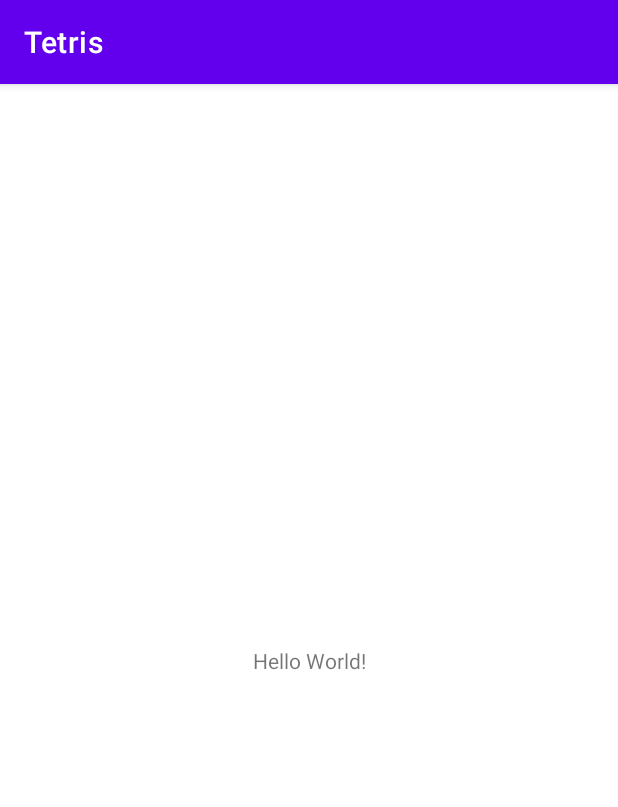
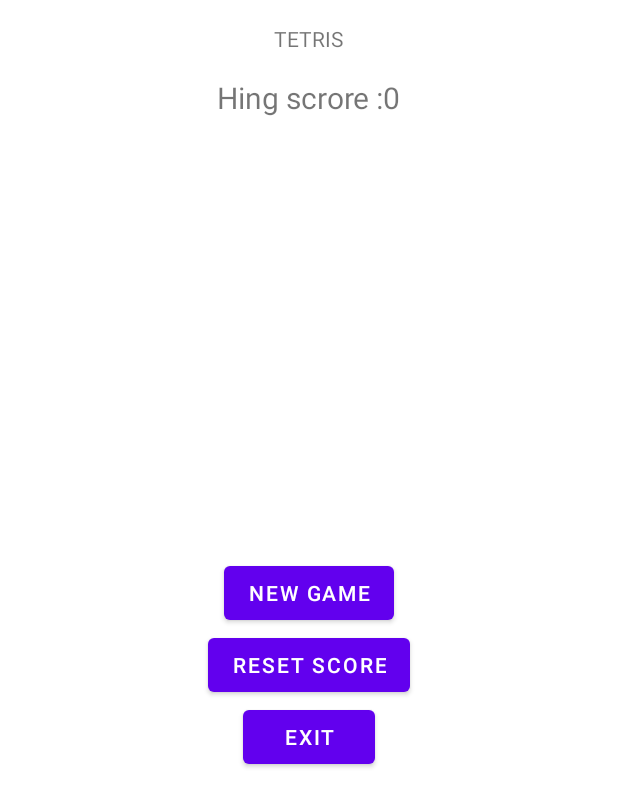
Before and after one commit to amelh029/tetr.kotln, an Android app: the screen it shows after launch (MainActivity), on a phone screen of 412 x 824 dp. Shown: the top 807 px of the screen. Run offline under Robolectric (Android 15) with nearby library versions, the phone set to English and light mode, and no system bars.

Commit message:
instal commit

```diff
--- a/app/src/main/java/com/example/tetris/MainActivity.kt
+++ b/app/src/main/java/com/example/tetris/MainActivity.kt
@@ -1,11 +1,41 @@
 package com.example.tetris
 
+import android.content.Intent
 import androidx.appcompat.app.AppCompatActivity
 import android.os.Bundle
+import android.view.View
+import android.widget.Button
+import android.widget.TextView
+import androidx.appcompat.app.ActionBar
+import com.example.tetris.storage.AppPreferences
 
 class MainActivity : AppCompatActivity() {
+
+    var tvHighScore: TextView? = null
+
+
     override fun onCreate(savedInstanceState: Bundle?) {
         super.onCreate(savedInstanceState)
         setContentView(R.layout.activity_main)
+        supportActionBar?.hide()
+        val btnNewGame = findViewById<Button>(R.id.btn_new_game)
+        val btnResetScore = findViewById<Button>(R.id.btn_reset_score)
+        val btnExit = findViewById<Button>(R.id.btn_exit)
+        tvHighScore = findViewById<TextView>(R.id.tv_hing_score)
+
+        btnNewGame.setOnClickListener(this::onBtnNewGameClick)
+
+    }
+    private fun onBtnNewGameClick(view: View) {
+        val intent = Intent(this, GameActivity::class.java)
+        startActivity(intent)
+    }
+    private fun onBtnResetScoreClick(view:View){
+        val preferences = AppPreferences(this)
+        preferences.clearHingScore()
+    }
+
+    private fun onBtnExitClick(view: View){
+        System.exit(0)
     }
 }
--- a/app/src/main/res/layout/activity_main.xml
+++ b/app/src/main/res/layout/activity_main.xml
@@ -1,18 +1,59 @@
 <?xml version="1.0" encoding="utf-8"?>
-<androidx.constraintlayout.widget.ConstraintLayout xmlns:android="http://schemas.android.com/apk/res/android"
+<androidx.constraintlayout.widget.ConstraintLayout
+    xmlns:android="http://schemas.android.com/apk/res/android"
     xmlns:app="http://schemas.android.com/apk/res-auto"
     xmlns:tools="http://schemas.android.com/tools"
     android:layout_width="match_parent"
     android:layout_height="match_parent"
     tools:context=".MainActivity">
 
-    <TextView
-        android:layout_width="wrap_content"
-        android:layout_height="wrap_content"
-        android:text="Hello World!"
-        app:layout_constraintBottom_toBottomOf="parent"
-        app:layout_constraintEnd_toEndOf="parent"
-        app:layout_constraintStart_toStartOf="parent"
-        app:layout_constraintTop_toTopOf="parent" />
+   <LinearLayout
+       android:layout_width="match_parent"
+       android:layout_height="match_parent"
+       app:layout_constraintBaseline_toBottomOf="parent"
+       app:layout_constraintLeft_toLeftOf="parent"
+       app:layout_constraintRight_toRightOf="parent"
+       app:layout_constraintTop_toTopOf="parent"
+       android:layout_marginVertical="16dp"
+
+       android:layout_marginTop="@dimen/layout_margin_top"
+       android:layout_marginBottom="@dimen/layout_margin_bottom"
+       android:orientation="vertical"
+       android:gravity="center">
+      <TextView
+          android:layout_width="wrap_content"
+          android:layout_height="wrap_content"
+          android:text="@string/tetris"/>
+      <TextView
+         android:id="@+id/tv_hing_score"
+         android:layout_width="wrap_content"
+         android:layout_height="wrap_content"
+         android:text="@string/hing_scrore_0"
+         android:textSize="20sp"
+         android:layout_marginTop="@dimen/layout_margin_top"/>
+      <LinearLayout
+         android:layout_width="match_parent"
+         android:layout_height="0dp"
+         android:layout_weight="1"
+         android:orientation="vertical"
+         android:gravity="center">
+         <Button
+            android:id="@+id/btn_new_game"
+            android:layout_width="wrap_content"
+            android:layout_height="wrap_content"
+            android:text="@string/new_game"/>
+         <Button
+            android:id="@+id/btn_reset_score"
+            android:layout_width="wrap_content"
+            android:layout_height="wrap_content"
+            android:text="@string/reset_score"/>
+         <Button
+            android:id="@+id/btn_exit"
+            android:layout_width="wrap_content"
+            android:layout_height="wrap_content"
+            android:text="@string/exit"/>
+
+      </LinearLayout>
+   </LinearLayout>
 
 </androidx.constraintlayout.widget.ConstraintLayout>
--- /dev/null
+++ b/app/src/main/res/values/dimens.xml
@@ -0,0 +1,9 @@
+<?xml version="1.0" encoding="utf-8"?>
+<resources>
+    <dimen name="layout_margin_top">16dp</dimen>
+    <dimen name="layout_margin_bottom">16dp</dimen>
+    <dimen name="layout_margin_start">16dp</dimen>
+    <dimen name="layout_margin_end">16dp</dimen>
+    <dimen name="layout_margin_vertical">16dp</dimen>
+
+</resources>
--- a/app/src/main/res/values/strings.xml
+++ b/app/src/main/res/values/strings.xml
@@ -1,3 +1,9 @@
 <resources>
     <string name="app_name">Tetris</string>
+    <string name="tetris">TETRIS</string>
+    <string name="hing_scrore_0">Hing scrore :0</string>
+    <string name="new_game">New game</string>
+    <string name="reset_score">Reset score</string>
+    <string name="exit">exit</string>
+
 </resources>
```
Also changed, not shown: app/src/main/AndroidManifest.xml (+7 -0 lines), app/src/main/java/com/example/tetris/GameActivity.kt (added, +11 -0 lines), app/src/main/java/com/example/tetris/storage/AppPreferences.kt (added, +20 -0 lines), app/src/main/res/layout/activity_game.xml (added, +9 -0 lines).
